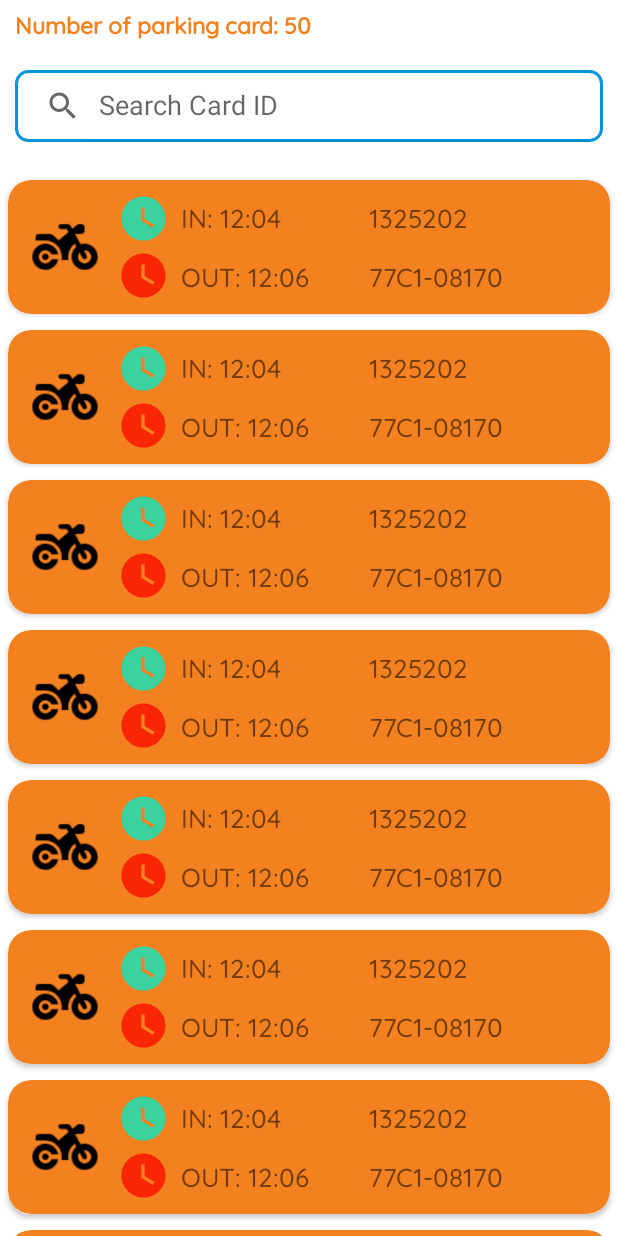
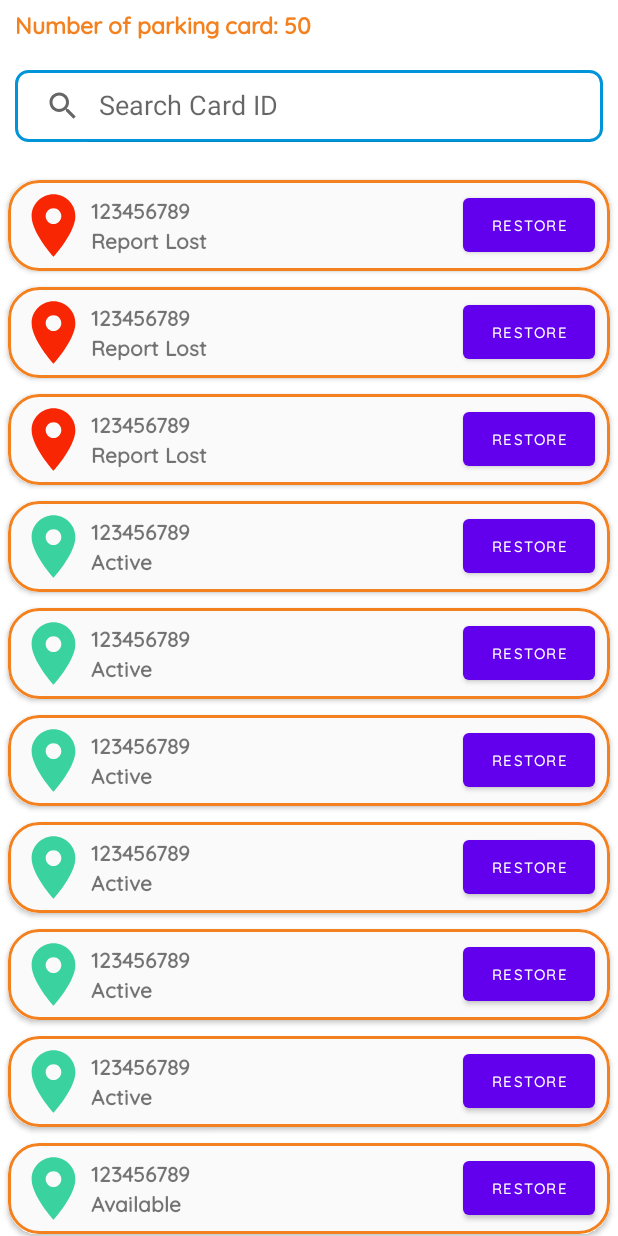
Before and after one commit to ThinhTran-UIT/NFC_Parking_Temp, an Android app: the fragment CardFragment shown on its own in the app's theme, on a phone screen of 412 x 824 dp. Run offline under Robolectric (Android 15) with nearby library versions, the phone set to English and light mode, and no system bars.

Commit message:
Fix bugs card page.

```diff
--- a/app/src/main/java/com/example/nfc_parking1_project/Card.java
+++ b/app/src/main/java/com/example/nfc_parking1_project/Card.java
@@ -4,11 +4,9 @@ public class Card {
     private String cardId;
     private String status;
 
-
     public Card(String cardId, String status) {
         this.cardId = cardId;
         this.status = status;
-        //this.resourceId = resourceId;
     }
 
     public String getCardId() {
@@ -26,12 +24,4 @@ public class Card {
     public void setStatus(String status) {
         this.status = status;
     }
-
-    /*public int getResourceId() {
-        return resourceId;
-    }
-
-    public void setResourceId(int resourceId) {
-        this.resourceId = resourceId;
-    }*/
 }
--- a/app/src/main/java/com/example/nfc_parking1_project/CardAdapter.java
+++ b/app/src/main/java/com/example/nfc_parking1_project/CardAdapter.java
@@ -2,9 +2,7 @@ package com.example.nfc_parking1_project;
 
 import android.annotation.SuppressLint;
 import android.content.Context;
-import android.graphics.drawable.Drawable;
-import android.graphics.drawable.DrawableContainer;
-import android.util.Log;
+
 import android.view.LayoutInflater;
 import android.view.View;
 import android.view.ViewGroup;
@@ -28,7 +26,7 @@ public class CardAdapter extends RecyclerView.Adapter<CardAdapter.CardViewHolder
     @NonNull
     @Override
     public CardAdapter.CardViewHolder onCreateViewHolder(@NonNull ViewGroup parent, int viewType) {
-        View view = LayoutInflater.from(parent.getContext()).inflate(R.layout.item_vehicle, parent, false);
+        View view = LayoutInflater.from(parent.getContext()).inflate(R.layout.item_card, parent, false);
         return new CardAdapter.CardViewHolder(view);
     }
 
@@ -41,12 +39,16 @@ public class CardAdapter extends RecyclerView.Adapter<CardAdapter.CardViewHolder
     public void onBindViewHolder(@NonNull CardViewHolder holder, int position) {
         Card card = mListCard.get(position);
         if(card == null){
-            Log.d("CARD", "onBindViewHolder: "+card.getStatus());
             return;
         }
-        //holder.imgLocation.setImageResource(card.getResourceId());
-   /*     holder.tvCardId.setText(card.getCardId());
-        holder.tvStatus.setText(card.getStatus());*/
+        if(card.getStatus().equals("Report Lost"))
+        {
+            holder.imgLocation.setImageResource(R.drawable.icon_location_red);
+        }else {
+            holder.imgLocation.setImageResource(R.drawable.icon_location_green);
+        }
+        holder.tvCardId.setText(card.getCardId());
+        holder.tvStatus.setText(card.getStatus());
     }
 
     @Override
@@ -58,14 +60,13 @@ public class CardAdapter extends RecyclerView.Adapter<CardAdapter.CardViewHolder
     }
 
     public class CardViewHolder extends RecyclerView.ViewHolder {
-       // private ImageView imgLocation;
+        private ImageView imgLocation;
         private TextView tvCardId;
         private TextView tvStatus;
 
         public CardViewHolder(@NonNull View itemView) {
             super(itemView);
-
-            //imgLocation = itemView.findViewById(R.id.img_location);
+            imgLocation = itemView.findViewById(R.id.img_location);
             tvCardId = itemView.findViewById(R.id.tv_card_id);
             tvStatus = itemView.findViewById(R.id.tv_card_status);
         }
--- a/app/src/main/java/com/example/nfc_parking1_project/CardFragment.java
+++ b/app/src/main/java/com/example/nfc_parking1_project/CardFragment.java
@@ -38,17 +38,19 @@ public class CardFragment extends Fragment {
     private List<Card> getListData()
     {
         List<Card> cardList = new ArrayList<>();
-
         cardList.add(new Card("123456789","Report Lost"));
         cardList.add(new Card("123456789","Report Lost"));
         cardList.add(new Card("123456789","Report Lost"));
-        cardList.add(new Card("123456789","Report Lost"));
-        cardList.add(new Card("123456789","Report Lost"));
-        cardList.add(new Card("123456789","Report Lost"));
-        cardList.add(new Card("123456789","Report Lost"));
-        cardList.add(new Card("123456789","Report Lost"));
-        cardList.add(new Card("123456789","Report Lost"));
-        cardList.add(new Card("123456789","Report Lost"));
+        cardList.add(new Card("123456789","Active"));
+        cardList.add(new Card("123456789","Active"));
+        cardList.add(new Card("123456789","Active"));
+        cardList.add(new Card("123456789","Active"));
+        cardList.add(new Card("123456789","Active"));
+        cardList.add(new Card("123456789","Active"));
+        cardList.add(new Card("123456789","Available"));
+        cardList.add(new Card("123456789","Available"));
+        cardList.add(new Card("123456789","Available"));
+        cardList.add(new Card("123456789","Available"));
         return cardList;
     }
 }
--- /dev/null
+++ b/app/src/main/res/drawable/icon_location_green.xml
@@ -0,0 +1,5 @@
+<vector android:height="24dp" android:tint="#3AD29F"
+    android:viewportHeight="24" android:viewportWidth="24"
+    android:width="24dp" xmlns:android="http://schemas.android.com/apk/res/android">
+    <path android:fillColor="@android:color/white" android:pathData="M12,2C8.13,2 5,5.13 5,9c0,5.25 7,13 7,13s7,-7.75 7,-13c0,-3.87 -3.13,-7 -7,-7zM12,11.5c-1.38,0 -2.5,-1.12 -2.5,-2.5s1.12,-2.5 2.5,-2.5 2.5,1.12 2.5,2.5 -1.12,2.5 -2.5,2.5z"/>
+</vector>
--- /dev/null
+++ b/app/src/main/res/drawable/icon_location_red.xml
@@ -0,0 +1,5 @@
+<vector android:height="24dp" android:tint="#F82603"
+    android:viewportHeight="24" android:viewportWidth="24"
+    android:width="24dp" xmlns:android="http://schemas.android.com/apk/res/android">
+    <path android:fillColor="@android:color/white" android:pathData="M12,2C8.13,2 5,5.13 5,9c0,5.25 7,13 7,13s7,-7.75 7,-13c0,-3.87 -3.13,-7 -7,-7zM12,11.5c-1.38,0 -2.5,-1.12 -2.5,-2.5s1.12,-2.5 2.5,-2.5 2.5,1.12 2.5,2.5 -1.12,2.5 -2.5,2.5z"/>
+</vector>
--- a/app/src/main/res/layout/item_card.xml
+++ b/app/src/main/res/layout/item_card.xml
@@ -5,7 +5,7 @@
     xmlns:app="http://schemas.android.com/apk/res-auto"
     android:layout_margin="5dp"
     android:paddingVertical="5dp"
-    app:cardCornerRadius="15dp">
+    app:cardCornerRadius="20dp">
 
     <RelativeLayout
         android:layout_width="match_parent"
--- a/build.gradle
+++ b/build.gradle
@@ -1,5 +1,5 @@
 // Top-level build file where you can add configuration options common to all sub-projects/modules.
 plugins {
-    id 'com.android.application' version '7.3.0' apply false
-    id 'com.android.library' version '7.3.0' apply false
+    id 'com.android.application' version '7.2.2' apply false
+    id 'com.android.library' version '7.2.2' apply false
 }
```
Also changed, not shown: app/src/main/res/drawable/icon_location_green.png (deleted), app/src/main/res/drawable/icon_location_red.png (deleted).
